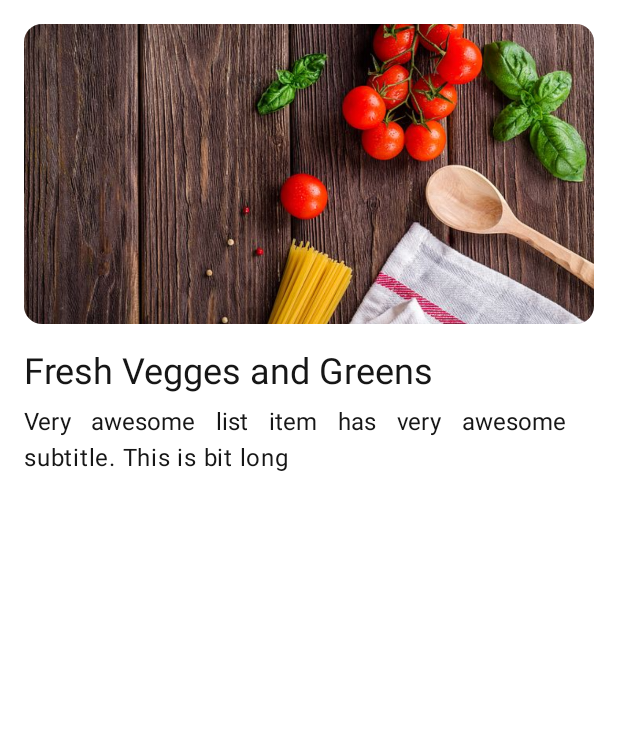
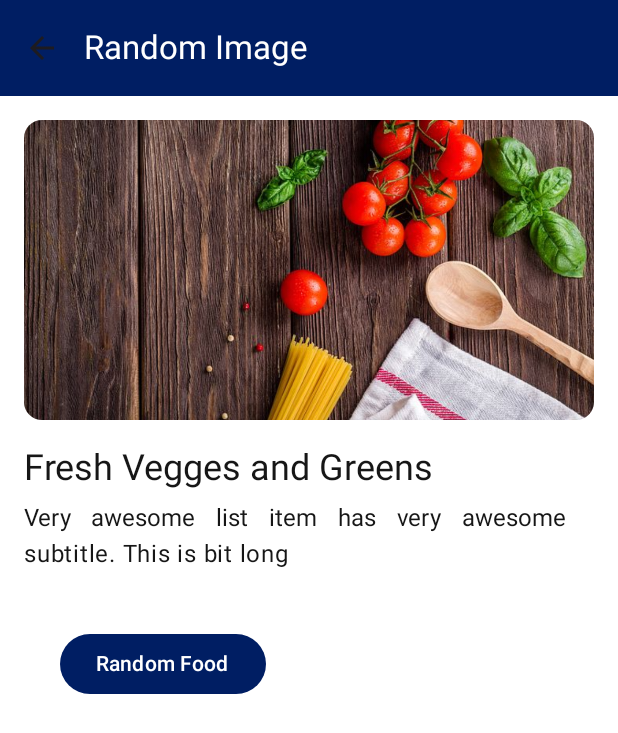
Before and after one commit to ArtemisSoftware/Nested-Navigation, an Android app built with Jetpack Compose: the FoodListScreen screen opened through its navigation route, after a tap on "Fresh Vegges and Greens", on a phone screen of 412 x 824 dp. Shown: the top 733 px of the screen. Run offline under Robolectric (Android 15) with nearby library versions, the phone set to English and light mode, and no system bars.

Commit message:
Fixed top bar

```diff
--- a/app/src/main/java/com/artemissoftware/nestednavigation/composables/NNSqueleton.kt
+++ b/app/src/main/java/com/artemissoftware/nestednavigation/composables/NNSqueleton.kt
@@ -50,7 +50,8 @@ import kotlin.math.roundToInt
 @Composable
 fun NNSqueleton_3(
     modifier: Modifier = Modifier,
-    showTopBar: Boolean = true,
+    showTopBar: Boolean = false,
+    topBarFixed: @Composable() (() -> Unit?)? = null,
     topBar: @Composable() (() -> Unit?)? = null,
     content: @Composable (PaddingValues) -> Unit,
     bottomBar: @Composable() ((Modifier) -> Unit?)? = null,
@@ -102,16 +103,7 @@ fun NNSqueleton_3(
         },
         bottomBar = {
             bottomBar?.invoke(collapsedModifier)
-//            NNNavigationBar(
-//                modifier = Modifier
-//                    .height(bottomBarHeight)
-//                    .offset { IntOffset(x = 0, y = -bottomBarOffsetHeightPx.floatValue.roundToInt()) },
-//                destinations = BottomBarDestinations.destinations,
-//                onNavigateToDestination = {},
-//                currentDestination = BottomBarDestinations.destinations[0],
-//            )
         },
-
         content = { innerPadding ->
 
             //val topPadding = if (showTopBar == false) 0.dp else innerPadding.calculateTopPadding()
@@ -127,6 +119,10 @@ fun NNSqueleton_3(
                     //.padding(top = heightInDp.value)
                     //.padding(top = top_.value),
             ) {
+                //if(showTopBar){
+                    topBarFixed?.invoke()
+
+                //}
                 content(innerPadding)
             }
         },
--- a/app/src/main/java/com/artemissoftware/nestednavigation/food/FoodConstants.kt
+++ b/app/src/main/java/com/artemissoftware/nestednavigation/food/FoodConstants.kt
@@ -103,7 +103,7 @@ object FoodConstants {
         ),
     )
 
-    val item = Food(
+    val mockFood = Food(
         1,
         "Awesome List Item",
         "Very awesome list item has very awesome subtitle. This is bit long",
--- a/app/src/main/java/com/artemissoftware/nestednavigation/food/FoodDetailsScreen.kt
+++ b/app/src/main/java/com/artemissoftware/nestednavigation/food/FoodDetailsScreen.kt
@@ -7,11 +7,13 @@ import androidx.compose.foundation.layout.fillMaxSize
 import androidx.compose.foundation.layout.fillMaxWidth
 import androidx.compose.foundation.layout.height
 import androidx.compose.foundation.layout.padding
+import androidx.compose.material3.Button
 import androidx.compose.material3.ExperimentalMaterial3Api
 import androidx.compose.material3.MaterialTheme
 import androidx.compose.material3.Text
 import androidx.compose.runtime.Composable
 import androidx.compose.runtime.remember
+import androidx.compose.ui.Alignment
 import androidx.compose.ui.Modifier
 import androidx.compose.ui.draw.clip
 import androidx.compose.ui.layout.ContentScale
@@ -26,6 +28,7 @@ import com.artemissoftware.nestednavigation.composables.NNSqueleton_3
 fun FoodDetailsScreen(
     foodId: Int?,
     popBackStack: () -> Unit,
+    onNextFood: (Int) -> Unit,
 ) {
     val gallery = remember {
         FoodConstants.foods.find { it.id == foodId } ?: FoodConstants.foods[0]
@@ -60,6 +63,16 @@ fun FoodDetailsScreen(
                     style = MaterialTheme.typography.bodyLarge,
                 )
                 Spacer(modifier = Modifier.height(16.dp))
+                Button(
+                    modifier = Modifier
+                        .padding(24.dp),
+                    onClick = {
+                        onNextFood(FoodConstants.foods[3].id)
+                    },
+                    content = {
+                        Text(text = "Random Food")
+                    },
+                )
             }
         }
     )
@@ -68,5 +81,5 @@ fun FoodDetailsScreen(
 @Preview
 @Composable
 private fun FoodDetailsScreenPreview() {
-    FoodDetailsScreen(foodId = 1, popBackStack = {})
+    FoodDetailsScreen(foodId = 1, popBackStack = {}, onNextFood = {})
 }
--- a/app/src/main/java/com/artemissoftware/nestednavigation/food/FoodListScreen.kt
+++ b/app/src/main/java/com/artemissoftware/nestednavigation/food/FoodListScreen.kt
@@ -51,11 +51,11 @@ fun FoodListScreen(
                 modifier = Modifier
                     .fillMaxSize(),
             ) {
-                items(foods) { gallery ->
+                items(foods) { food ->
                     GalleryCard(
-                        food = gallery,
+                        food = food,
                         onVideoClick = {
-                            navigateToDetails(gallery.id)
+                            navigateToDetails(food.id)
                             // --navController.navigate("detailsPage")
                         },
                         modifier = Modifier.fillMaxWidth(),
--- a/app/src/main/java/com/artemissoftware/nestednavigation/food/FoodNavGraph.kt
+++ b/app/src/main/java/com/artemissoftware/nestednavigation/food/FoodNavGraph.kt
@@ -17,6 +17,8 @@ const val FOOD_GRAPH = "food_graph"
 fun NavController.navigateToFoodGraph(navOptions: NavOptions) = navigate(FOOD_GRAPH, navOptions)
 
 fun NavController.navigateToGallerySearch() = navigate(FoodRoute.Search.route)
+
+fun NavController.navigateToFoodDetail(foodId: Int) = navigate(FoodRoute.Detail.withCustomArgs(foodId))
 
 fun NavGraphBuilder.foodNavGraph(
     navController: NavController,
@@ -46,6 +48,9 @@ fun NavGraphBuilder.foodNavGraph(
             val foodId = backStackEntry.arguments?.getInt(NavArguments.FOOD_ID)
             FoodDetailsScreen(
                 foodId = foodId,
+                onNextFood = {
+                    navController.navigate(FoodRoute.Detail.withCustomArgs(it))
+                },
                 popBackStack = {
                     navController.popBackStack()
                 },
--- a/app/src/main/java/com/artemissoftware/nestednavigation/home/HomeNavGraph.kt
+++ b/app/src/main/java/com/artemissoftware/nestednavigation/home/HomeNavGraph.kt
@@ -4,6 +4,7 @@ import androidx.compose.runtime.Composable
 import androidx.navigation.NavHostController
 import androidx.navigation.compose.NavHost
 import com.artemissoftware.nestednavigation.food.foodNavGraph
+import com.artemissoftware.nestednavigation.food.navigateToFoodDetail
 import com.artemissoftware.nestednavigation.randomimages.randomImagesNavGraph
 
 const val HOME_GRAPH = "home_graph"
@@ -19,7 +20,12 @@ fun HomeNavGraph(
         startDestination = startGraph,
     ) {
 
-        randomImagesNavGraph(navController)
+        randomImagesNavGraph(
+            navController = navController,
+            navigateToFoodDetail = {
+                navController.navigateToFoodDetail(it)
+            }
+        )
         foodNavGraph(navController)
   /*
         //version 1
--- a/app/src/main/java/com/artemissoftware/nestednavigation/home/HomeScreen.kt
+++ b/app/src/main/java/com/artemissoftware/nestednavigation/home/HomeScreen.kt
@@ -2,8 +2,12 @@ package com.artemissoftware.nestednavigation.home
 
 import androidx.compose.animation.AnimatedVisibility
 import androidx.compose.animation.expandIn
+import androidx.compose.animation.fadeIn
+import androidx.compose.animation.fadeOut
+import androidx.compose.animation.shrinkHorizontally
 import androidx.compose.foundation.layout.ExperimentalLayoutApi
 import androidx.compose.material.icons.Icons
+import androidx.compose.material.icons.automirrored.filled.ArrowBack
 import androidx.compose.material.icons.filled.ArrowBack
 import androidx.compose.material.icons.filled.Menu
 import androidx.compose.material3.ExperimentalMaterial3Api
@@ -12,9 +16,11 @@ import androidx.compose.material3.IconButton
 import androidx.compose.material3.MaterialTheme
 import androidx.compose.material3.MediumTopAppBar
 import androidx.compose.material3.Text
+import androidx.compose.material3.TopAppBar
 import androidx.compose.material3.TopAppBarDefaults
 import androidx.compose.material3.rememberTopAppBarState
 import androidx.compose.runtime.Composable
+import androidx.compose.ui.graphics.Color
 import androidx.compose.ui.text.style.TextOverflow
 import com.artemissoftware.nestednavigation.composables.NNNavigationBar
 import com.artemissoftware.nestednavigation.composables.NNScaffold
@@ -42,38 +48,62 @@ fun HomeScreenAlternative(
         showTopBar = appState.showTopBar(),
         //topBar = GetTopBar(appState.showTopBar(), popback = { appState.navController.popBackStack() }),
 
-//        topBar = {
-//            MediumTopAppBar(
-//                colors = TopAppBarDefaults.topAppBarColors(
-//                    containerColor = MaterialTheme.colorScheme.primaryContainer,
-//                    titleContentColor = MaterialTheme.colorScheme.primary,
-//                ),
-//                title = {
-//                    Text(
-//                        "Medium Top App Bar",
-//                        maxLines = 1,
-//                        overflow = TextOverflow.Ellipsis
-//                    )
-//                },
-//                navigationIcon = {
-//                    IconButton(onClick = { appState.navController.popBackStack() }) {
-//                        Icon(
-//                            imageVector = Icons.Filled.ArrowBack,
-//                            contentDescription = "Localized description"
+        topBarFixed = {
+            AnimatedVisibility(
+                visible = appState.showTopBar(),
+                enter = expandIn(),
+            ) {
+            //if(appState.showTopBar()) {
+                TopAppBar(
+                    title = { Text("Random Image", color = Color.White) },
+                    navigationIcon = {
+                        IconButton(
+                            onClick = { appState.navController.popBackStack() },
+                        ) {
+                            Icon(
+                                imageVector = Icons.AutoMirrored.Filled.ArrowBack,
+                                contentDescription = null,
+                            )
+                        }
+                    },
+                    colors = TopAppBarDefaults.topAppBarColors(
+                        containerColor = MaterialTheme.colorScheme.primary,
+                    ),
+                )
+            }
+//                MediumTopAppBar(
+//                    colors = TopAppBarDefaults.topAppBarColors(
+//                        containerColor = MaterialTheme.colorScheme.primaryContainer,
+//                        titleContentColor = MaterialTheme.colorScheme.primary,
+//                    ),
+//                    title = {
+//                        Text(
+//                            "Medium Top App Bar",
+//                            maxLines = 1,
+//                            overflow = TextOverflow.Ellipsis
 //                        )
-//                    }
-//                },
-//                actions = {
-//                    IconButton(onClick = { /* do something */ }) {
-//                        Icon(
-//                            imageVector = Icons.Filled.Menu,
-//                            contentDescription = "Localized description"
-//                        )
-//                    }
-//                },
-//                scrollBehavior = scrollBehavior
-//            )
-//        },
+//                    },
+//                    navigationIcon = {
+//                        IconButton(onClick = { appState.navController.popBackStack() }) {
+//                            Icon(
+//                                imageVector = Icons.Filled.ArrowBack,
+//                                contentDescription = "Localized description"
+//                            )
+//                        }
+//                    },
+//                    actions = {
+//                        IconButton(onClick = { /* do something */ }) {
+//                            Icon(
+//                                imageVector = Icons.Filled.Menu,
+//                                contentDescription = "Localized description"
+//                            )
+//                        }
+//                    },
+//                    scrollBehavior = scrollBehavior
+//                )
+           // }
+
+        },
 
 //        topBar = {
 //
--- a/app/src/main/java/com/artemissoftware/nestednavigation/home/NNAppState.kt
+++ b/app/src/main/java/com/artemissoftware/nestednavigation/home/NNAppState.kt
@@ -77,7 +77,7 @@ class NNAppState(
 
     @Composable
     fun showTopBar(): Boolean {
-        return currentDestination?.let {
+        val result = currentDestination?.let {
             val show = when {
 
                 RandomImageRoute.Image.route == it.route -> false
@@ -89,10 +89,12 @@ class NNAppState(
                 else -> false
             }
 
-            return show
+            show
         } ?: run {
             false
         }
+
+        return result
     }
 
     private var currentTheme = FoodRoute.FoodList.themeType
--- a/app/src/main/java/com/artemissoftware/nestednavigation/randomimages/RandomImagesNavGraph.kt
+++ b/app/src/main/java/com/artemissoftware/nestednavigation/randomimages/RandomImagesNavGraph.kt
@@ -7,6 +7,7 @@ import androidx.navigation.NavOptions
 import androidx.navigation.compose.composable
 import androidx.navigation.navArgument
 import androidx.navigation.navigation
+import com.artemissoftware.nestednavigation.food.FoodConstants
 import com.artemissoftware.nestednavigation.product.BaseDestination
 import com.artemissoftware.nestednavigation.product.NavArguments
 import com.artemissoftware.nestednavigation.product.NavArguments.RANDOM_IMAGE_RECIPIENT
@@ -20,6 +21,7 @@ fun NavController.navigateToRandomImage(randomImage: RandomImage) = navigate(Ran
 
 fun NavGraphBuilder.randomImagesNavGraph(
     navController: NavController,
+    navigateToFoodDetail: (Int) -> Unit,
 ) {
     navigation(
         route = RANDOM_IMAGES_GRAPH,
@@ -52,6 +54,9 @@ fun NavGraphBuilder.randomImagesNavGraph(
                 },
                 popBackStack = {
                     navController.popBackStack()
+                },
+                onRandomFoodClick = {
+                    navigateToFoodDetail(FoodConstants.mockFood.id)
                 },
             )
         }
```
Also changed, not shown: app/src/main/java/com/artemissoftware/nestednavigation/randomimages/RandomImageScreen.kt (+19 -4 lines).
